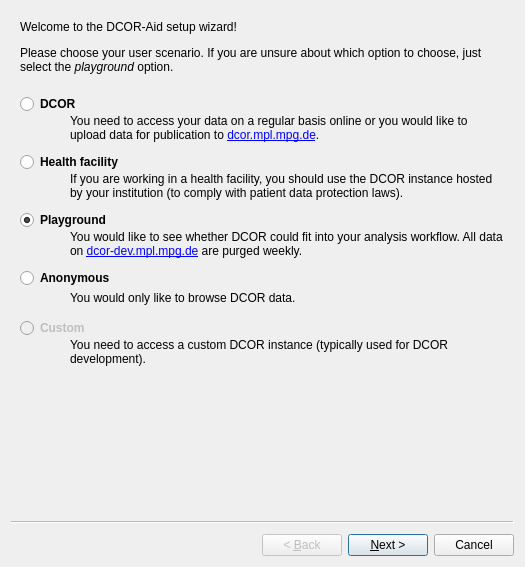
This is ui/wizard_init/wizard_init.ui in DCOR-dev/DCOR-Aid as Qt 5 draws it before an edit. The edited form follows.
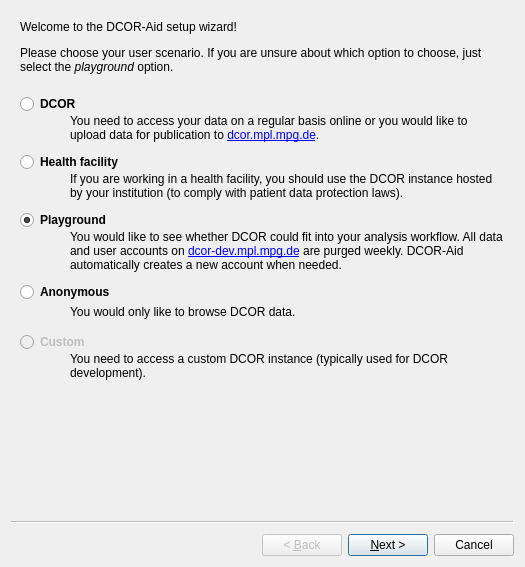
This is the edited form. Icons and pictures are not drawn.

Commit message:
enh: recreate the DCOR-dev playground user if it was purged
All users on DCOR-dev are purged regularly. In the playground user
scenario ("dcor-dev"), DCOR-Aid now checks the stored API key at
startup and silently creates a new user if the key is not valid
anymore. The new API key is stored in the settings, the local metadata
database (containing purged datasets) is reset, and a log entry is
written.

```diff
--- a/ui/wizard_init/wizard_init.ui
+++ b/ui/wizard_init/wizard_init.ui
@@ -212,7 +212,7 @@
       <item>
        <widget class="QLabel" name="label_playground">
         <property name="text">
-         <string>&lt;html&gt;&lt;head/&gt;&lt;body&gt;&lt;p&gt;You would like to see whether DCOR could fit into your analysis workflow. All data on &lt;a href=&quot;https://dcor-dev.mpl.mpg.de&quot;&gt;&lt;span style=&quot; text-decoration: underline; color:#0000ff;&quot;&gt;dcor-dev.mpl.mpg.de&lt;/span&gt;&lt;/a&gt; are purged weekly.&lt;/p&gt;&lt;/body&gt;&lt;/html&gt;</string>
+         <string>&lt;html&gt;&lt;head/&gt;&lt;body&gt;&lt;p&gt;You would like to see whether DCOR could fit into your analysis workflow. All data and user accounts on &lt;a href=&quot;https://dcor-dev.mpl.mpg.de&quot;&gt;&lt;span style=&quot; text-decoration: underline; color:#0000ff;&quot;&gt;dcor-dev.mpl.mpg.de&lt;/span&gt;&lt;/a&gt; are purged weekly. DCOR-Aid automatically creates a new account when needed.&lt;/p&gt;&lt;/body&gt;&lt;/html&gt;</string>
         </property>
         <property name="textFormat">
          <enum>Qt::RichText</enum>
```
The commit also changes 6 other files.
